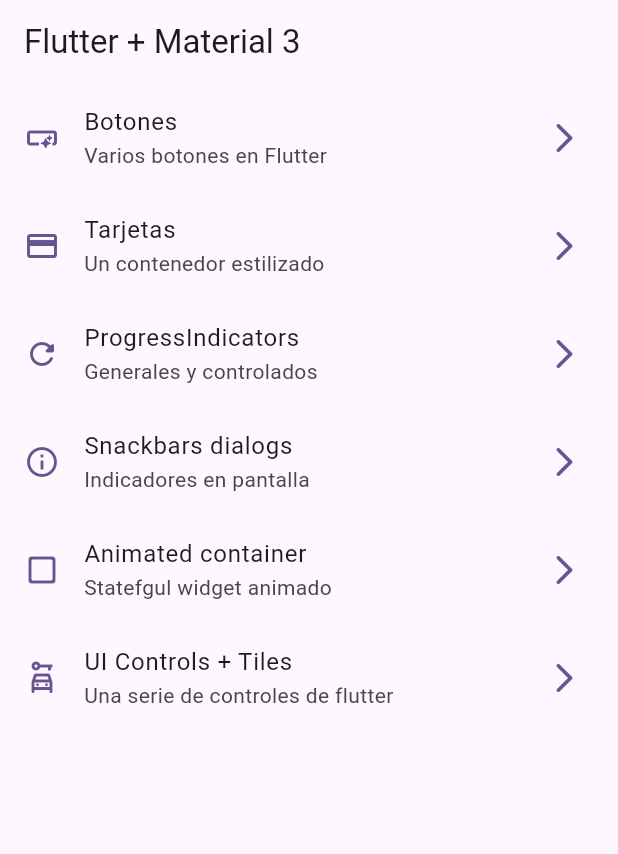
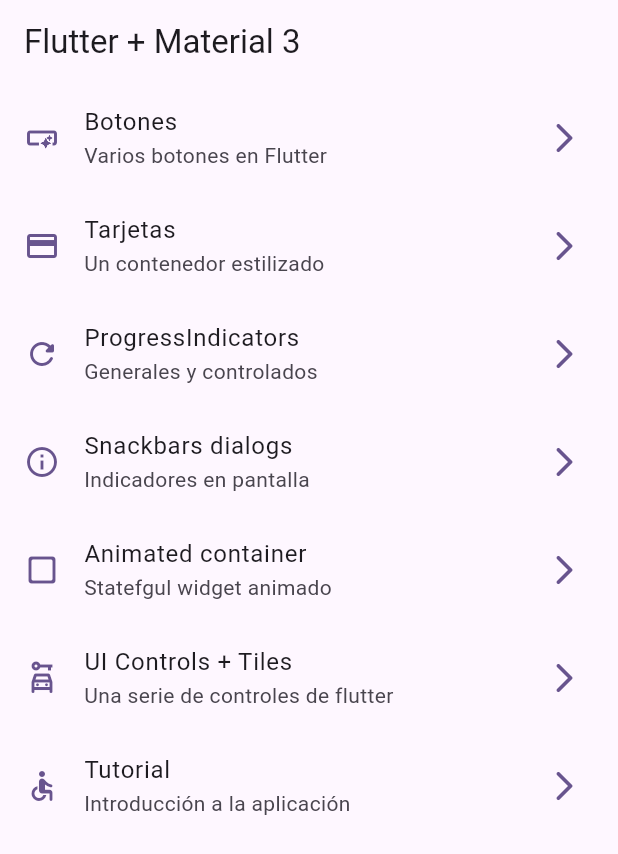
Before and after one commit to wildzek/widgets_app, a Flutter app: the screen it shows after launch, on a phone screen of 412 x 824 dp. Shown: the top 854 px of the screen. Run offline on Flutter 3.47's test engine with Material 3 defaults, Android fonts, the phone set to English and light mode, and no system bars; our stand-ins replace go_router.

Commit message:
Assets with images for the Tutorial page

```diff
--- a/widgets_app/lib/config/router/app_router.dart
+++ b/widgets_app/lib/config/router/app_router.dart
@@ -48,5 +48,11 @@ final appRouter = GoRouter(
       builder: (context, state) => const UiControlsScreen(),
     ),
 
+    GoRoute(
+      path: '/tutorial',
+      name: AppTutorialScreen.name,
+      builder: (context, state) => const AppTutorialScreen(),
+    ),
+
   ],
 );
--- a/widgets_app/lib/config/theme/menu_items/menu_items.dart
+++ b/widgets_app/lib/config/theme/menu_items/menu_items.dart
@@ -52,4 +52,11 @@ const appMenuItems = <MenuItem>[
     icon: Icons.car_rental_outlined
    ),
 
+  MenuItem(
+    title: 'Tutorial',
+    subtitle: 'Introducción a la aplicación',
+    link:'/tutorial',
+    icon: Icons.accessible_rounded
+   ),
+
 ];
```
Also changed, not shown: widgets_app/assets/Images/1.png (added), widgets_app/assets/Images/2.png (added), widgets_app/assets/Images/3.png (added), widgets_app/assets/Images/jar-loading.gif (added).
